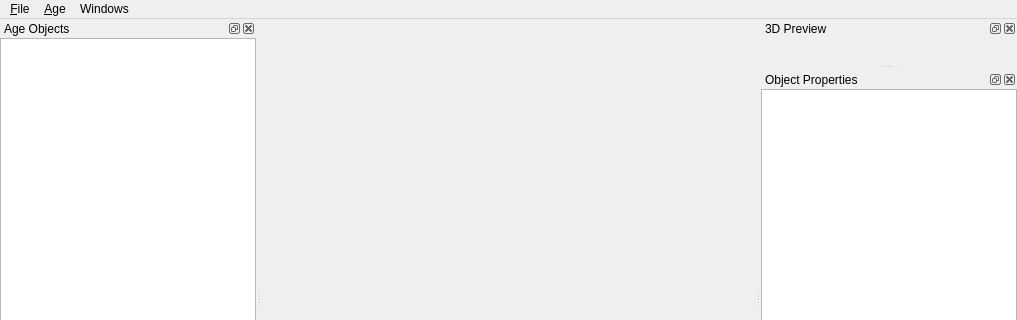
Before: the Qt Designer form gui/ACMainWindow.ui in Subspark/agecreator, drawn with Qt 5; both pictures show x 0 to 1017 and y 0 to 320 of the 1017 by 597 pixel window.
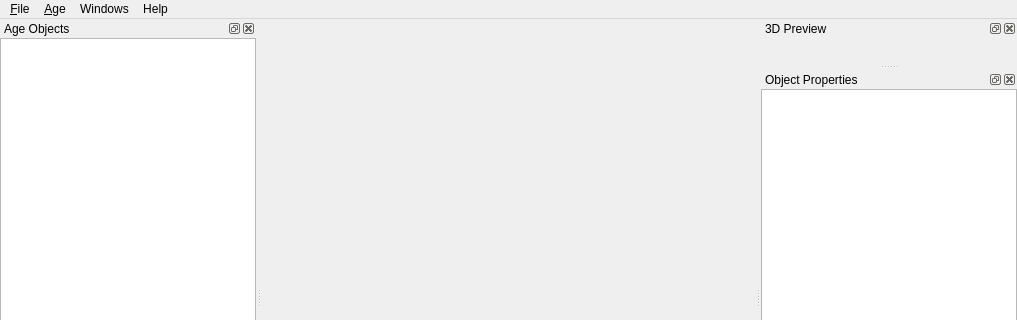
After: the same form once the commit is applied. Custom widgets are drawn as their Qt base class.

Commit message: Add about dialogs for HSPlasma, AgeCreator, and Qt

What changed in the file:
```diff
--- a/gui/ACMainWindow.ui
+++ b/gui/ACMainWindow.ui
@@ -53,9 +53,18 @@
     <addaction name="actionToggleObjectProperties"/>
     <addaction name="actionToggle3DPreview"/>
    </widget>
+   <widget class="QMenu" name="menuHelp">
+    <property name="title">
+     <string>Help</string>
+    </property>
+    <addaction name="actionAboutAgeCreator"/>
+    <addaction name="actionAboutHSPlasma"/>
+    <addaction name="actionAboutQt"/>
+   </widget>
    <addaction name="menuFile"/>
    <addaction name="menuAge"/>
    <addaction name="menuWindows"/>
+   <addaction name="menuHelp"/>
   </widget>
   <widget class="QStatusBar" name="statusbar"/>
   <widget class="QDockWidget" name="dockWidget">
```
Left out of the diff: 64 changed lines with no effect on the pictures. The commit also changes 2 other files.
